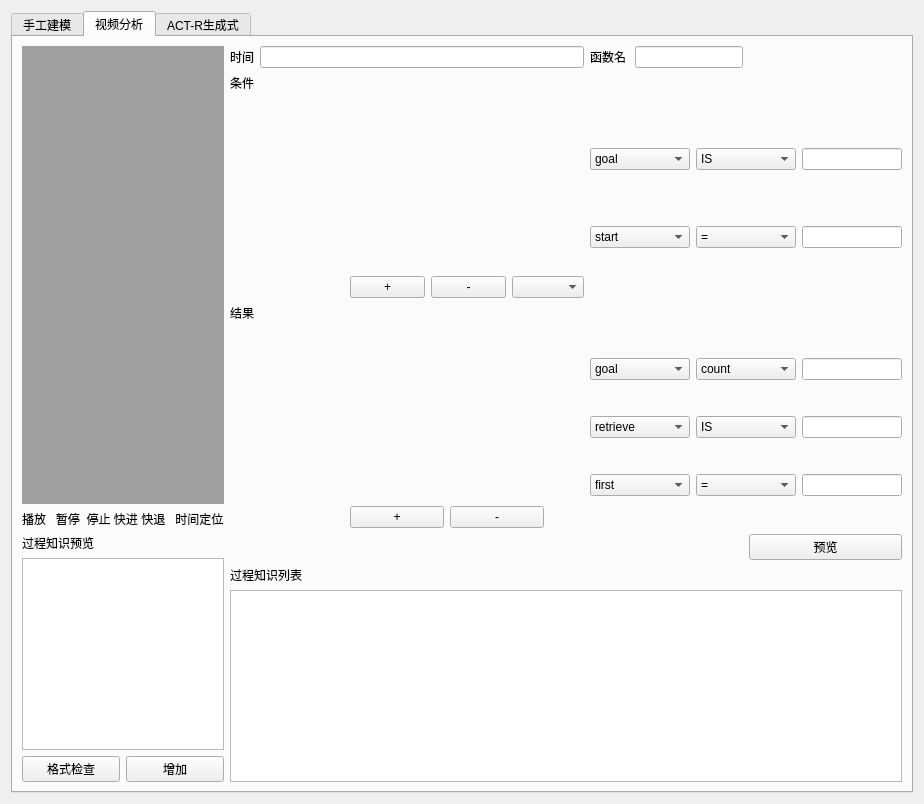
Qt form ui/行为分析.ui (13385877395/HCI) before a commit.
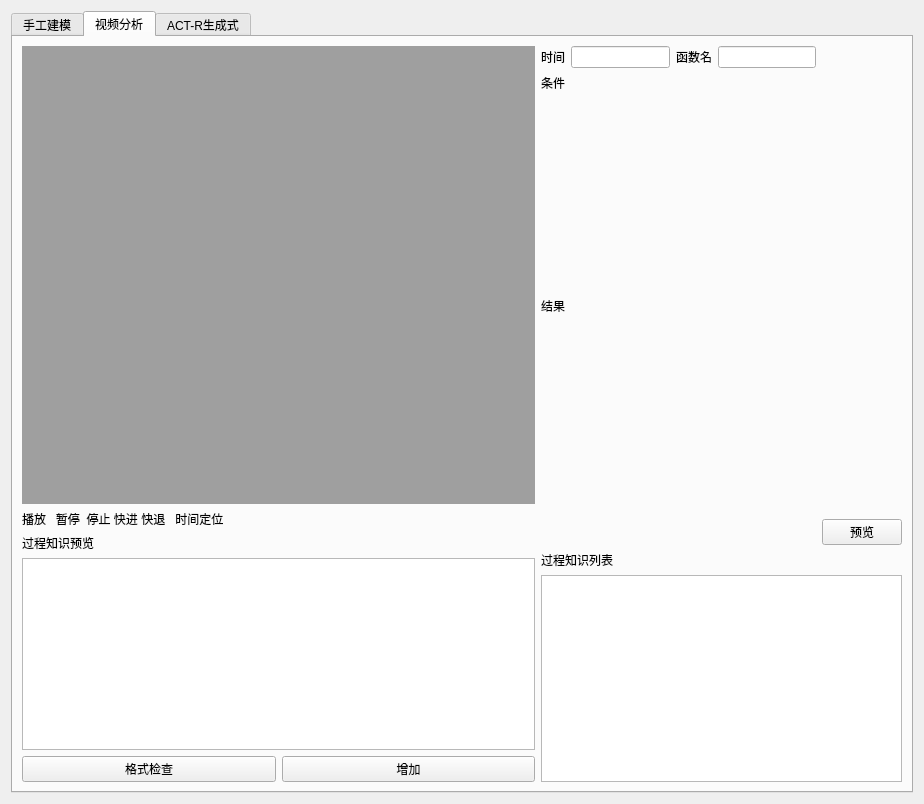
The same form after that commit. The open tabs and pages were chosen to show the change. Icons and pictures are not drawn.

What changed in the file:
```diff
--- a/ui/行为分析.ui
+++ b/ui/行为分析.ui
@@ -683,14 +683,41 @@
            </item>
           </layout>
          </item>
-         <item row="9" column="1">
-          <widget class="QPushButton" name="pushButton_5">
+         <item row="4" column="2" colspan="3">
+          <layout class="QGridLayout" name="gridLayout_14"/>
+         </item>
+         <item row="0" column="3">
+          <layout class="QHBoxLayout" name="horizontalLayout_11">
+           <item>
+            <widget class="QLabel" name="label_2">
+             <property name="text">
+              <string>函数名</string>
+             </property>
+            </widget>
+           </item>
+           <item>
+            <widget class="QLineEdit" name="lineEdit_2">
+             <property name="sizePolicy">
+              <sizepolicy hsizetype="Preferred" vsizetype="Fixed">
+               <horstretch>0</horstretch>
+               <verstretch>0</verstretch>
+              </sizepolicy>
+             </property>
+            </widget>
+           </item>
+          </layout>
+         </item>
+         <item row="5" column="4">
+          <widget class="QPushButton" name="pushButton_2">
            <property name="text">
-            <string>增加</string>
+            <string>预览</string>
            </property>
           </widget>
          </item>
-         <item row="8" column="2" rowspan="2" colspan="3">
+         <item row="2" column="2" colspan="3">
+          <layout class="QGridLayout" name="gridLayout_11"/>
+         </item>
+         <item row="6" column="2" rowspan="2" colspan="3">
           <layout class="QVBoxLayout" name="verticalLayout_18">
            <item>
             <widget class="QLabel" name="label_27">
@@ -717,14 +744,14 @@
            </item>
           </layout>
          </item>
-         <item row="9" column="0">
+         <item row="7" column="0">
           <widget class="QPushButton" name="pushButton_10">
            <property name="text">
             <string>格式检查</string>
            </property>
           </widget>
          </item>
-         <item row="0" column="0" rowspan="9" colspan="2">
+         <item row="0" column="0" rowspan="7" colspan="2">
           <layout class="QVBoxLayout" name="verticalLayout_17">
            <item>
             <layout class="QVBoxLayout" name="verticalLayout_15">
@@ -795,10 +822,23 @@
            </item>
           </layout>
          </item>
-         <item row="7" column="4">
-          <widget class="QPushButton" name="pushButton_2">
+         <item row="7" column="1">
+          <widget class="QPushButton" name="pushButton_5">
            <property name="text">
-            <string>预览</string>
+            <string>增加</string>
+           </property>
+          </widget>
+         </item>
+         <item row="3" column="2">
+          <widget class="QLabel" name="label_11">
+           <property name="sizePolicy">
+            <sizepolicy hsizetype="Fixed" vsizetype="Fixed">
+             <horstretch>0</horstretch>
+             <verstretch>0</verstretch>
+            </sizepolicy>
+           </property>
+           <property name="text">
+            <string>结果</string>
            </property>
           </widget>
          </item>
@@ -815,611 +855,6 @@
            </property>
           </widget>
          </item>
-         <item row="4" column="2">
-          <widget class="QLabel" name="label_11">
-           <property name="sizePolicy">
-            <sizepolicy hsizetype="Fixed" vsizetype="Fixed">
-             <horstretch>0</horstretch>
-             <verstretch>0</verstretch>
-            </sizepolicy>
-           </property>
-           <property name="text">
-            <string>结果</string>
-           </property>
-          </widget>
-         </item>
-         <item row="3" column="2">
-          <layout class="QHBoxLayout" name="horizontalLayout_13">
-           <item>
-            <spacer name="horizontalSpacer_13">
-             <property name="orientation">
-              <enum>Qt::Horizontal</enum>
-             </property>
-             <property name="sizeType">
-              <enum>QSizePolicy::Fixed</enum>
-             </property>
-             <property name="sizeHint" stdset="0">
-              <size>
-               <width>40</width>
-               <height>20</height>
-              </size>
-             </property>
-            </spacer>
-           </item>
-           <item>
-            <spacer name="horizontalSpacer_12">
-             <property name="orientation">
-              <enum>Qt::Horizontal</enum>
-             </property>
-             <property name="sizeType">
-              <enum>QSizePolicy::Fixed</enum>
-             </property>
-             <property name="sizeHint" stdset="0">
-              <size>
-               <width>40</width>
-               <height>20</height>
-              </size>
-             </property>
-            </spacer>
-           </item>
-           <item>
-            <spacer name="horizontalSpacer_11">
-             <property name="orientation">
-              <enum>Qt::Horizontal</enum>
-             </property>
-             <property name="sizeType">
-              <enum>QSizePolicy::Fixed</enum>
-             </property>
-             <property name="sizeHint" stdset="0">
-              <size>
-               <width>40</width>
-               <height>20</height>
-              </size>
-             </property>
-            </spacer>
-           </item>
-           <item>
-            <widget class="QPushButton" name="pushButton_14">
-             <property name="text">
-              <string>+</string>
-             </property>
-            </widget>
-           </item>
-           <item>
-            <widget class="QPushButton" name="pushButton_13">
-             <property name="text">
-              <string>-</string>
-             </property>
-            </widget>
-           </item>
-           <item>
-            <widget class="QComboBox" name="comboBox_14"/>
-           </item>
-          </layout>
-         </item>
-         <item row="0" column="3">
-          <layout class="QHBoxLayout" name="horizontalLayout_11">
-           <item>
-            <widget class="QLabel" name="label_2">
-             <property name="text">
-              <string>函数名</string>
-             </property>
-            </widget>
-           </item>
-           <item>
-            <widget class="QLineEdit" name="lineEdit_2">
-             <property name="sizePolicy">
-              <sizepolicy hsizetype="Preferred" vsizetype="Fixed">
-               <horstretch>0</horstretch>
-               <verstretch>0</verstretch>
-              </sizepolicy>
-             </property>
-            </widget>
-           </item>
-          </layout>
-         </item>
-         <item row="2" column="3" rowspan="2" colspan="2">
-          <layout class="QHBoxLayout" name="horizontalLayout_9">
-           <item>
-            <layout class="QVBoxLayout" name="verticalLayout_9">
-             <item>
-              <widget class="QComboBox" name="comboBox_21">
-               <property name="sizePolicy">
-                <sizepolicy hsizetype="Minimum" vsizetype="Fixed">
-                 <horstretch>0</horstretch>
-                 <verstretch>0</verstretch>
-                </sizepolicy>
-               </property>
-               <property name="minimumSize">
-                <size>
-                 <width>100</width>
-                 <height>20</height>
-                </size>
-               </property>
-               <item>
-                <property name="text">
-                 <string>goal</string>
-                </property>
-               </item>
-              </widget>
-             </item>
-             <item>
-              <widget class="QComboBox" name="comboBox_20">
-               <property name="sizePolicy">
-                <sizepolicy hsizetype="Minimum" vsizetype="Fixed">
-                 <horstretch>0</horstretch>
-                 <verstretch>0</verstretch>
-                </sizepolicy>
-               </property>
-               <property name="minimumSize">
-                <size>
-                 <width>100</width>
-                 <height>20</height>
-                </size>
-               </property>
-               <item>
-                <property name="text">
-                 <string>start</string>
-                </property>
-               </item>
-              </widget>
-             </item>
-            </layout>
-           </item>
-           <item>
-            <layout class="QVBoxLayout" name="verticalLayout_10">
-             <item>
-              <widget class="QComboBox" name="comboBox_23">
-               <property name="sizePolicy">
-                <sizepolicy hsizetype="Minimum" vsizetype="Fixed">
-                 <horstretch>0</horstretch>
-                 <verstretch>0</verstretch>
-                </sizepolicy>
-               </property>
-               <property name="minimumSize">
-                <size>
-                 <width>100</width>
-                 <height>20</height>
-                </size>
-               </property>
-               <item>
-                <property name="text">
-                 <string>IS</string>
-                </property>
-               </item>
-               <item>
-                <property name="text">
-                 <string>=</string>
-                </property>
-               </item>
-               <item>
-                <property name="text">
-                 <string>&gt;</string>
-                </property>
-               </item>
-               <item>
-                <property name="text">
-                 <string>&lt;</string>
-                </property>
-               </item>
-               <item>
-                <property name="text">
-                 <string>&gt;=</string>
-                </property>
-               </item>
-               <item>
-                <property name="text">
-                 <string>&lt;=</string>
-                </property>
-               </item>
-              </widget>
-             </item>
-             <item>
-              <widget class="QComboBox" name="comboBox_24">
-               <property name="sizePolicy">
-                <sizepolicy hsizetype="Minimum" vsizetype="Fixed">
-                 <horstretch>0</horstretch>
-                 <verstretch>0</verstretch>
-                </sizepolicy>
-               </property>
-               <property name="minimumSize">
-                <size>
-                 <width>100</width>
-                 <height>20</height>
-                </size>
-               </property>
-               <item>
-                <property name="text">
-                 <string>=</string>
-                </property>
-               </item>
-              </widget>
-             </item>
-            </layout>
-           </item>
-           <item>
-            <layout class="QVBoxLayout" name="verticalLayout_11">
-             <item>
-              <widget class="QLineEdit" name="lineEdit_11">
-               <property name="sizePolicy">
-                <sizepolicy hsizetype="Minimum" vsizetype="Fixed">
-                 <horstretch>0</horstretch>
-                 <verstretch>0</verstretch>
-                </sizepolicy>
-               </property>
-               <property name="minimumSize">
-                <size>
-                 <width>100</width>
-                 <height>20</height>
-                </size>
-               </property>
-               <property name="text">
-                <string/>
-               </property>
-              </widget>
-             </item>
-             <item>
-              <widget class="QLineEdit" name="lineEdit_10">
-               <property name="sizePolicy">
-                <sizepolicy hsizetype="Minimum" vsizetype="Fixed">
-                 <horstretch>0</horstretch>
-                 <verstretch>0</verstretch>
-                </sizepolicy>
-               </property>
-               <property name="minimumSize">
-                <size>
-                 <width>100</width>
-                 <height>20</height>
-                </size>
-               </property>
-               <property name="text">
-                <string/>
-               </property>
-              </widget>
-             </item>
-            </layout>
-           </item>
-          </layout>
-         </item>
-         <item row="6" column="2">
-          <layout class="QHBoxLayout" name="horizontalLayout_14">
-           <item>
-            <spacer name="horizontalSpacer_16">
-             <property name="orientation">
-              <enum>Qt::Horizontal</enum>
-             </property>
-             <property name="sizeType">
-              <enum>QSizePolicy::Fixed</enum>
-             </property>
-             <property name="sizeHint" stdset="0">
-              <size>
-               <width>40</width>
-               <height>20</height>
-              </size>
-             </property>
-            </spacer>
-           </item>
-           <item>
-            <spacer name="horizontalSpacer_15">
-             <property name="orientation">
-              <enum>Qt::Horizontal</enum>
-             </property>
-             <property name="sizeType">
-              <enum>QSizePolicy::Fixed</enum>
-             </property>
-             <property name="sizeHint" stdset="0">
-              <size>
-               <width>40</width>
-               <height>20</height>
-              </size>
-             </property>
-            </spacer>
-           </item>
-           <item>
-            <spacer name="horizontalSpacer_14">
-             <property name="orientation">
-              <enum>Qt::Horizontal</enum>
-             </property>
-             <property name="sizeType">
-              <enum>QSizePolicy::Fixed</enum>
-             </property>
-             <property name="sizeHint" stdset="0">
-              <size>
-               <width>40</width>
-               <height>20</height>
-              </size>
-             </property>
-            </spacer>
-           </item>
-           <item>
-            <widget class="QPushButton" name="pushButton_15">
-             <property name="text">
-              <string>+</string>
-             </property>
-             <property name="checkable">
-              <bool>false</bool>
-             </property>
-            </widget>
-           </item>
-           <item>
-            <widget class="QPushButton" name="pushButton_16">
-             <property name="text">
-              <string>-</string>
-             </property>
-            </widget>
-           </item>
-           <item>
-            <spacer name="horizontalSpacer_7">
-             <property name="orientation">
-              <enum>Qt::Horizontal</enum>
-             </property>
-             <property name="sizeType">
-              <enum>QSizePolicy::Fixed</enum>
-             </property>
-             <property name="sizeHint" stdset="0">
-              <size>
-               <width>40</width>
-               <height>20</height>
-              </size>
-             </property>
-            </spacer>
-           </item>
-          </layout>
-         </item>
-         <item row="5" column="3" rowspan="2" colspan="2">
-          <layout class="QHBoxLayout" name="horizontalLayout_10">
-           <item>
-            <layout class="QVBoxLayout" name="verticalLayout_12">
-             <item>
-              <widget class="QComboBox" name="comboBox_17">
-               <property name="sizePolicy">
-                <sizepolicy hsizetype="Minimum" vsizetype="Fixed">
-                 <horstretch>0</horstretch>
-                 <verstretch>0</verstretch>
-                </sizepolicy>
-               </property>
-               <property name="minimumSize">
-                <size>
-                 <width>100</width>
-                 <height>20</height>
-                </size>
-               </property>
-               <item>
-                <property name="text">
-                 <string>goal</string>
-                </property>
-               </item>
-               <item>
-                <property name="text">
-                 <string>count-order</string>
-                </property>
-               </item>
-              </widget>
-             </item>
-             <item>
-              <widget class="QComboBox" name="comboBox_18">
-               <property name="sizePolicy">
-                <sizepolicy hsizetype="Minimum" vsizetype="Fixed">
-                 <horstretch>0</horstretch>
-                 <verstretch>0</verstretch>
-                </sizepolicy>
-               </property>
-               <property name="minimumSize">
-                <size>
-                 <width>100</width>
-                 <height>20</height>
-                </size>
-               </property>
-               <item>
-                <property name="text">
-                 <string>retrieve</string>
-                </property>
-               </item>
-              </widget>
-             </item>
-             <item>
-              <widget class="QComboBox" name="comboBox_19">
-               <property name="sizePolicy">
-                <sizepolicy hsizetype="Minimum" vsizetype="Fixed">
-                 <horstretch>0</horstretch>
-                 <verstretch>0</verstretch>
-                </sizepolicy>
-               </property>
-               <property name="minimumSize">
-                <size>
-                 <width>100</width>
-                 <height>20</height>
-                </size>
-               </property>
-               <item>
-                <property name="text">
-                 <string>first</string>
-                </property>
-               </item>
-              </widget>
-             </item>
-            </layout>
-           </item>
-           <item>
-            <layout class="QVBoxLayout" name="verticalLayout_13">
-             <item>
-              <widget class="QComboBox" name="comboBox_16">
-               <property name="sizePolicy">
-                <sizepolicy hsizetype="Minimum" vsizetype="Fixed">
-                 <horstretch>0</horstretch>
-                 <verstretch>0</verstretch>
-                </sizepolicy>
-               </property>
-               <property name="minimumSize">
-                <size>
-                 <width>100</width>
-                 <height>20</height>
-                </size>
-               </property>
-               <item>
-                <property name="text">
-                 <string>count</string>
-                </property>
-               </item>
-               <item>
-                <property name="text">
-                 <string>=</string>
-                </property>
-               </item>
-               <item>
-                <property name="text">
-                 <string>&gt;</string>
-                </property>
-               </item>
-               <item>
-                <property name="text">
-                 <string>&lt;</string>
-                </property>
-               </item>
-               <item>
-                <property name="text">
-                 <string>&gt;=</string>
-                </property>
-               </item>
-               <item>
-                <property name="text">
-                 <string>&lt;=</string>
-                </property>
-               </item>
-              </widget>
-             </item>
-             <item>
-              <widget class="QComboBox" name="comboBox_15">
-               <property name="sizePolicy">
-                <sizepolicy hsizetype="Minimum" vsizetype="Fixed">
-                 <horstretch>0</horstretch>
-                 <verstretch>0</verstretch>
-                </sizepolicy>
-               </property>
-               <property name="minimumSize">
-                <size>
-                 <width>100</width>
-                 <height>20</height>
-                </size>
-               </property>
-               <item>
-                <property name="text">
-                 <string>IS</string>
-                </property>
-               </item>
-               <item>
-                <property name="text">
-                 <string>=</string>
-                </property>
-               </item>
-               <item>
-                <property name="text">
-                 <string>&gt;</string>
-                </property>
-               </item>
-               <item>
-                <property name="text">
-                 <string>&lt;</string>
-                </property>
-               </item>
-               <item>
-                <property name="text">
-                 <string>&gt;=</string>
-                </property>
-               </item>
-               <item>
-                <property name="text">
-                 <string>&lt;=</string>
-                </property>
-               </item>
-              </widget>
-             </item>
-             <item>
-              <widget class="QComboBox" name="comboBox_22">
-               <property name="sizePolicy">
-                <sizepolicy hsizetype="Minimum" vsizetype="Fixed">
-                 <horstretch>0</horstretch>
-                 <verstretch>0</verstretch>
-                </sizepolicy>
-               </property>
-               <property name="minimumSize">
-                <size>
-                 <width>100</width>
-                 <height>20</height>
-                </size>
-               </property>
-               <item>
-                <property name="text">
-                 <string>=</string>
-                </property>
-               </item>
-              </widget>
-             </item>
-            </layout>
-           </item>
-           <item>
-            <layout class="QVBoxLayout" name="verticalLayout_14">
-             <item>
-              <widget class="QLineEdit" name="lineEdit_13">
-               <property name="sizePolicy">
-                <sizepolicy hsizetype="Minimum" vsizetype="Fixed">
-                 <horstretch>0</horstretch>
-                 <verstretch>0</verstretch>
-                </sizepolicy>
-               </property>
-               <property name="minimumSize">
-                <size>
-                 <width>100</width>
-                 <height>20</height>
-                </size>
-               </property>
-               <property name="text">
-                <string/>
-               </property>
-              </widget>
-             </item>
-             <item>
-              <widget class="QLineEdit" name="lineEdit_7">
-               <property name="sizePolicy">
-                <sizepolicy hsizetype="Minimum" vsizetype="Fixed">
-                 <horstretch>0</horstretch>
-                 <verstretch>0</verstretch>
-                </sizepolicy>
-               </property>
-               <property name="minimumSize">
-                <size>
-                 <width>100</width>
-                 <height>20</height>
-                </size>
-               </property>
-               <property name="text">
-                <string/>
-               </property>
-              </widget>
-             </item>
-             <item>
-              <widget class="QLineEdit" name="lineEdit_12">
-               <property name="sizePolicy">
-                <sizepolicy hsizetype="Minimum" vsizetype="Fixed">
-                 <horstretch>0</horstretch>
-                 <verstretch>0</verstretch>
-                </sizepolicy>
-               </property>
-               <property name="minimumSize">
-                <size>
-                 <width>100</width>
-                 <height>20</height>
-                </size>
-               </property>
-               <property name="text">
-                <string/>
-               </property>
-              </widget>
-             </item>
-            </layout>
-           </item>
-          </layout>
-         </item>
         </layout>
        </widget>
        <widget class="QWidget" name="widget">
```
Left out of the diff: 639 changed lines with no effect on the pictures.
